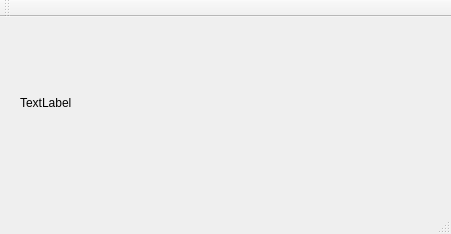
Before: the Qt Designer form project/tanks_server/Tanks_Server.ui in 5yato4ok/tanks_game, drawn with Qt 5.
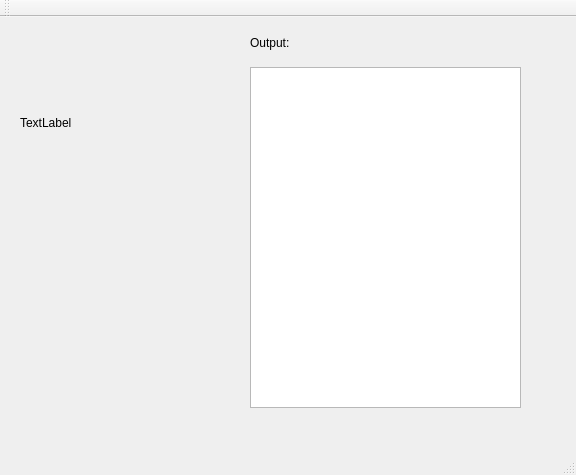
After: the same form once the commit is applied.

Commit message: Created chain between client and tank_steel manager

The edit to the form file:
```diff
--- a/project/tanks_server/Tanks_Server.ui
+++ b/project/tanks_server/Tanks_Server.ui
@@ -6,8 +6,8 @@
    <rect>
     <x>0</x>
     <y>0</y>
-    <width>451</width>
-    <height>234</height>
+    <width>576</width>
+    <height>475</height>
    </rect>
   </property>
   <property name="windowTitle">
@@ -18,15 +18,38 @@
     <property name="geometry">
      <rect>
       <x>20</x>
-      <y>10</y>
-      <width>371</width>
-      <height>151</height>
+      <y>50</y>
+      <width>211</width>
+      <height>111</height>
      </rect>
     </property>
     <property name="text">
      <string>TextLabel</string>
     </property>
    </widget>
+   <widget class="QPlainTextEdit" name="output">
+    <property name="geometry">
+     <rect>
+      <x>250</x>
+      <y>50</y>
+      <width>271</width>
+      <height>341</height>
+     </rect>
+    </property>
+   </widget>
+   <widget class="QLabel" name="label_2">
+    <property name="geometry">
+     <rect>
+      <x>250</x>
+      <y>10</y>
+      <width>61</width>
+      <height>31</height>
+     </rect>
+    </property>
+    <property name="text">
+     <string>Output:</string>
+    </property>
+   </widget>
   </widget>
   <widget class="QMenuBar" name="menuBar">
    <property name="geometry">
```
Left out of the diff: 2 changed lines with no effect on the pictures. The commit also changes 12 other files.
